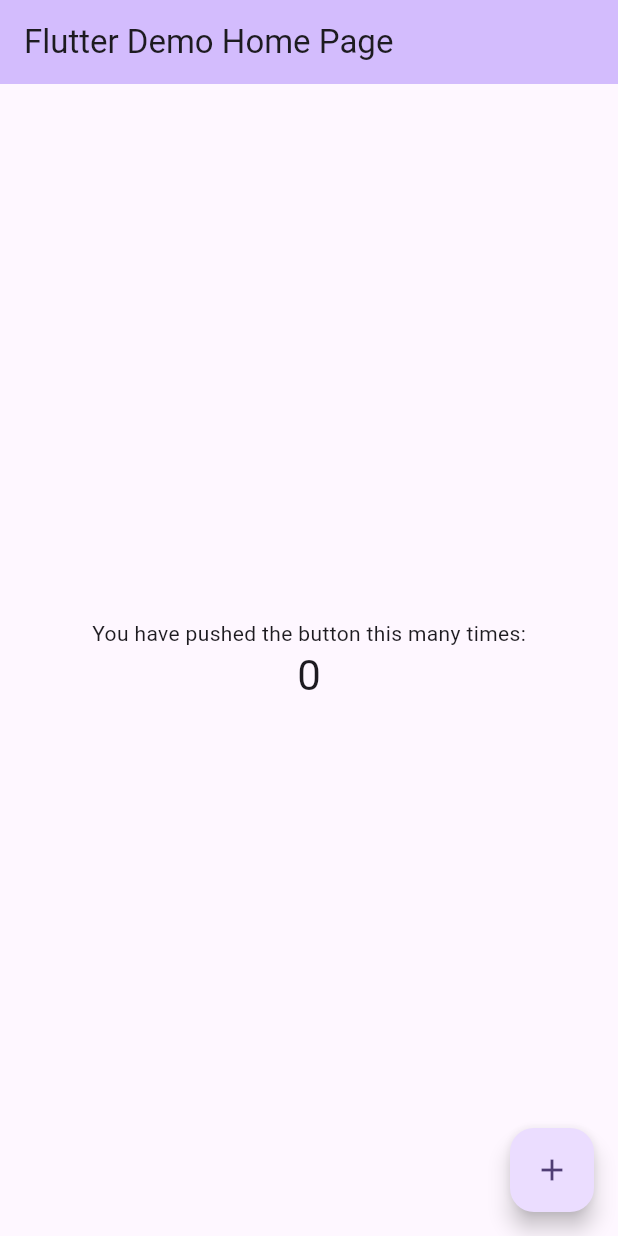
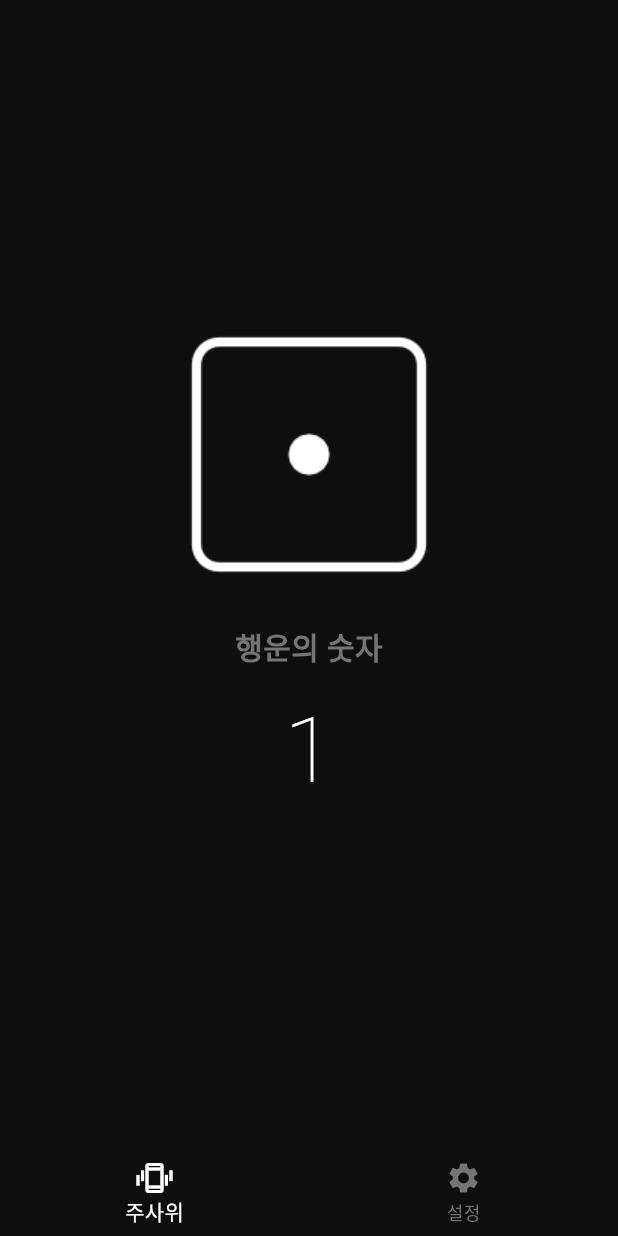
Before and after one commit to SVW-App-Develop/Random_Dice, a Flutter app: the screen it shows after launch, on a phone screen of 412 x 824 dp. Run offline on Flutter 3.47's test engine with Material 3 defaults, Android fonts, the phone set to English and light mode, and no system bars.

Commit message:
shake 제외 코드작성완료

```diff
--- /dev/null
+++ b/lib/const/colors.dart
@@ -0,0 +1,5 @@
+import 'package:flutter/material.dart';
+
+const backgroundColor = Color(0xFF0E0E0E);  // 배경색
+const primaryColor = Colors.white;          // 주색상
+final secondaryColor = Colors.grey[600];    // 보조색상
--- a/lib/main.dart
+++ b/lib/main.dart
@@ -1,125 +1,29 @@
 import 'package:flutter/material.dart';
+import 'package:random_dice/screen/home_screen.dart';
+import 'package:random_dice/const/colors.dart';
+import 'package:random_dice/screen/root_screen.dart';
 
 void main() {
-  runApp(const MyApp());
-}
+  runApp(
+    MaterialApp(
+      debugShowCheckedModeBanner: false,      // debug 리본 제거
+      theme: ThemeData(
+        scaffoldBackgroundColor: backgroundColor,
+        sliderTheme: SliderThemeData(         // Slider 위젯 관련 테마
+          thumbColor: primaryColor,           // 노브 색상
+          activeTrackColor: primaryColor,     // 노브가 이동한 트랙 색상
 
-class MyApp extends StatelessWidget {
-  const MyApp({super.key});
-
-  // This widget is the root of your application.
-  @override
-  Widget build(BuildContext context) {
-    return MaterialApp(
-      title: 'Flutter Demo',
-      theme: ThemeData(
-        // This is the theme of your application.
-        //
-        // TRY THIS: Try running your application with "flutter run". You'll see
-        // the application has a purple toolbar. Then, without quitting the app,
-        // try changing the seedColor in the colorScheme below to Colors.green
-        // and then invoke "hot reload" (save your changes or press the "hot
-        // reload" button in a Flutter-supported IDE, or press "r" if you used
-        // the command line to start the app).
-        //
-        // Notice that the counter didn't reset back to zero; the application
-        // state is not lost during the reload. To reset the state, use hot
-        // restart instead.
-        //
-        // This works for code too, not just values: Most code changes can be
-        // tested with just a hot reload.
-        colorScheme: ColorScheme.fromSeed(seedColor: Colors.deepPurple),
-        useMaterial3: true,
-      ),
-      home: const MyHomePage(title: 'Flutter Demo Home Page'),
-    );
-  }
-}
-
-class MyHomePage extends StatefulWidget {
-  const MyHomePage({super.key, required this.title});
-
-  // This widget is the home page of your application. It is stateful, meaning
-  // that it has a State object (defined below) that contains fields that affect
-  // how it looks.
-
-  // This class is the configuration for the state. It holds the values (in this
-  // case the title) provided by the parent (in this case the App widget) and
-  // used by the build method of the State. Fields in a Widget subclass are
-  // always marked "final".
-
-  final String title;
-
-  @override
-  State<MyHomePage> createState() => _MyHomePageState();
-}
-
-class _MyHomePageState extends State<MyHomePage> {
-  int _counter = 0;
-
-  void _incrementCounter() {
-    setState(() {
-      // This call to setState tells the Flutter framework that something has
-      // changed in this State, which causes it to rerun the build method below
-      // so that the display can reflect the updated values. If we changed
-      // _counter without calling setState(), then the build method would not be
-      // called again, and so nothing would appear to happen.
-      _counter++;
-    });
-  }
-
-  @override
-  Widget build(BuildContext context) {
-    // This method is rerun every time setState is called, for instance as done
-    // by the _incrementCounter method above.
-    //
-    // The Flutter framework has been optimized to make rerunning build methods
-    // fast, so that you can just rebuild anything that needs updating rather
-    // than having to individually change instances of widgets.
-    return Scaffold(
-      appBar: AppBar(
-        // TRY THIS: Try changing the color here to a specific color (to
-        // Colors.amber, perhaps?) and trigger a hot reload to see the AppBar
-        // change color while the other colors stay the same.
-        backgroundColor: Theme.of(context).colorScheme.inversePrimary,
-        // Here we take the value from the MyHomePage object that was created by
-        // the App.build method, and use it to set our appbar title.
-        title: Text(widget.title),
-      ),
-      body: Center(
-        // Center is a layout widget. It takes a single child and positions it
-        // in the middle of the parent.
-        child: Column(
-          // Column is also a layout widget. It takes a list of children and
-          // arranges them vertically. By default, it sizes itself to fit its
-          // children horizontally, and tries to be as tall as its parent.
-          //
-          // Column has various properties to control how it sizes itself and
-          // how it positions its children. Here we use mainAxisAlignment to
-          // center the children vertically; the main axis here is the vertical
-          // axis because Columns are vertical (the cross axis would be
-          // horizontal).
-          //
-          // TRY THIS: Invoke "debug painting" (choose the "Toggle Debug Paint"
-          // action in the IDE, or press "p" in the console), to see the
-          // wireframe for each widget.
-          mainAxisAlignment: MainAxisAlignment.center,
-          children: <Widget>[
-            const Text(
-              'You have pushed the button this many times:',
-            ),
-            Text(
-              '$_counter',
-              style: Theme.of(context).textTheme.headlineMedium,
-            ),
-          ],
+          // 노브가 아직 이동하지 않은 트랙 색상
+          inactiveTrackColor: primaryColor.withOpacity(0.3),
+        ),
+        // BottomNavigationBar 위젯 관련 테마
+        bottomNavigationBarTheme: BottomNavigationBarThemeData(
+          selectedItemColor: primaryColor,        // 선택 상태 색
+          unselectedItemColor: secondaryColor,    // 비선택 상태 색
+          backgroundColor: backgroundColor,       // 배경색
         ),
       ),
-      floatingActionButton: FloatingActionButton(
-        onPressed: _incrementCounter,
-        tooltip: 'Increment',
-        child: const Icon(Icons.add),
-      ), // This trailing comma makes auto-formatting nicer for build methods.
-    );
-  }
+      home: RootScreen(),
+    ),
+  );
 }
--- /dev/null
+++ b/lib/screen/home_screen.dart
@@ -0,0 +1,39 @@
+import 'package:flutter/material.dart';
+import 'package:random_dice/const/colors.dart';
+
+class HomeScreen extends StatelessWidget {
+  final int number;
+
+  const HomeScreen({required this.number, Key? key,}) : super(key: key);
+
+  @override
+  Widget build(BuildContext context) {
+    return Column(
+      mainAxisAlignment: MainAxisAlignment.center,
+      children: [
+        // 주사위 이미지
+        Center(
+          child: Image.asset('asset/img/$number.png'),
+        ),
+        SizedBox(height: 32.0),
+        Text(
+          '행운의 숫자',
+          style: TextStyle(
+            color: secondaryColor,
+            fontSize: 20.0,
+            fontWeight: FontWeight.w700,
+          ),
+        ),
+        SizedBox(height: 12.0),
+        Text(
+          number.toString(),    // 주사위 값에 해당되는 숫자
+          style: TextStyle(
+            color: primaryColor,
+            fontSize: 60.0,
+            fontWeight: FontWeight.w200,
+          ),
+        ),
+      ],
+    );
+  }
+}
--- /dev/null
+++ b/lib/screen/root_screen.dart
@@ -0,0 +1,115 @@
+import 'package:flutter/material.dart';
+import 'package:random_dice/screen/home_screen.dart';
+import 'package:random_dice/screen/settings_screen.dart';
+
+class RootScreen extends StatefulWidget {   // StatelessWidget -> StatefulWidget
+  const RootScreen({Key? key}) : super(key: key);
+
+  @override
+  State<RootScreen> createState() => _RootScreenState();
+}
+
+// TickerProviderStateMixin 사용
+class _RootScreenState extends State<RootScreen> with TickerProviderStateMixin {
+  TabController? controller;    // 사용할 TabController 선언
+  double threshold = 2.7;       // 민감도의 기본값 설정
+
+  @override
+  void initState() {
+    super.initState();
+
+    controller = TabController(length: 2, vsync: this); // 컨트롤러 초기화
+
+    // 컨트롤러 속성이 변경될 때마다 실행할 함수 등록
+    controller!.addListener(tabListener);
+  }
+
+  tabListener() {   // 리스너로 사용할 함수
+    setState(() {});
+  }
+
+  @override
+  dispose(){
+    controller!.removeListener(tabListener());  // 리스너에 등록한 함수 등록 취소
+    super.dispose();
+  }
+
+  @override
+  Widget build(BuildContext context) {
+    return Scaffold(
+      body: TabBarView(   // 탭 화면을 보여줄 위젯
+        controller: controller,   // 컨트롤러 등록
+        children: renderChildren(),
+      ),
+      // 아래 탭 내비게이션을 구현하는 매개변수
+      bottomNavigationBar: renderBottomNavigation(),
+    );
+  }
+
+  List<Widget> renderChildren() {
+    return [
+      // 첫 번째 Container 삭제
+      // Container(    // 홈 탭
+      //   child: Center(
+      //     child: Text(
+      //       'Tab 1',
+      //       style: TextStyle(
+      //         color: Colors.white,
+      //       ),
+      //     ),
+      //   ),
+      // ),
+      // HomeScreen 불러와 입력
+      HomeScreen(number: 1),
+      // 두 번째 Container 삭제
+      // Container(    // 설정 스크린 탭
+      //   child: Center(
+      //     child: Text(
+      //       'Tab 2',
+      //       style: TextStyle(
+      //         color: Colors.white,
+      //       ),
+      //     ),
+      //   ),
+      // ),
+      SettingsScreen(   // 두 번째 Container 대체
+        threshold: threshold,
+        onThresholdChange: onThresholdChange,
+      ),
+    ];
+  }
+
+  // 슬라이더값 변경 시 실행 함수
+  void onThresholdChange(double val) {
+    setState(() {
+      threshold = val;
+    });
+  }
+
+  BottomNavigationBar renderBottomNavigation() {
+    // 탭 내비게이션을 구현하는 위젯
+    return BottomNavigationBar(
+      // 현재 화면에 렌더링되는 탭의 인덱스
+      currentIndex: controller!.index,
+        onTap: (int index) {    // 탭이 선택될 때마다 실행되는 함수
+          setState((){
+            controller!.animateTo(index);
+          });
+        },
+        items: [
+          BottomNavigationBarItem(    // 하단 탭바의 각 버튼 구현
+            icon: Icon(
+              Icons.edgesensor_high_outlined,
+            ),
+            label: '주사위',
+          ),
+          BottomNavigationBarItem(
+            icon: Icon(
+              Icons.settings,
+            ),
+            label: '설정',
+          ),
+        ],
+    );
+  }
+}
--- a/pubspec.yaml
+++ b/pubspec.yaml
@@ -35,6 +35,9 @@ dependencies:
   # The following adds the Cupertino Icons font to your application.
   # Use with the CupertinoIcons class for iOS style icons.
   cupertino_icons: ^1.0.8
+#  shake: ^2.2.0    # 흔들림을 감지하는 플러그인
+#  sensors_plus: ^1.4.1
+
 
 dev_dependencies:
   flutter_test:
@@ -57,6 +60,8 @@ flutter:
   # included with your application, so that you can use the icons in
   # the material Icons class.
   uses-material-design: true
+  assets:
+    - asset/img/
 
   # To add assets to your application, add an assets section, like this:
   # assets:
```
Also changed, not shown: lib/screen/settings_screen.dart (added, +47 -0 lines), asset/img/1.png (added), asset/img/2.png (added), asset/img/3.png (added), asset/img/4.png (added), asset/img/5.png (added), asset/img/6.png (added).
